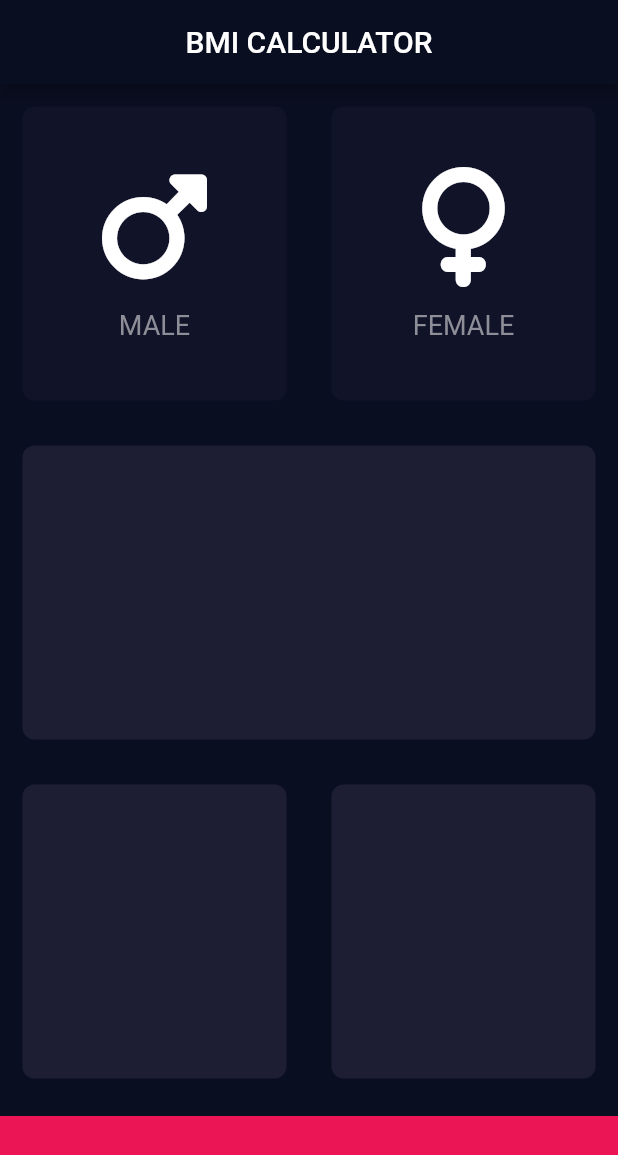
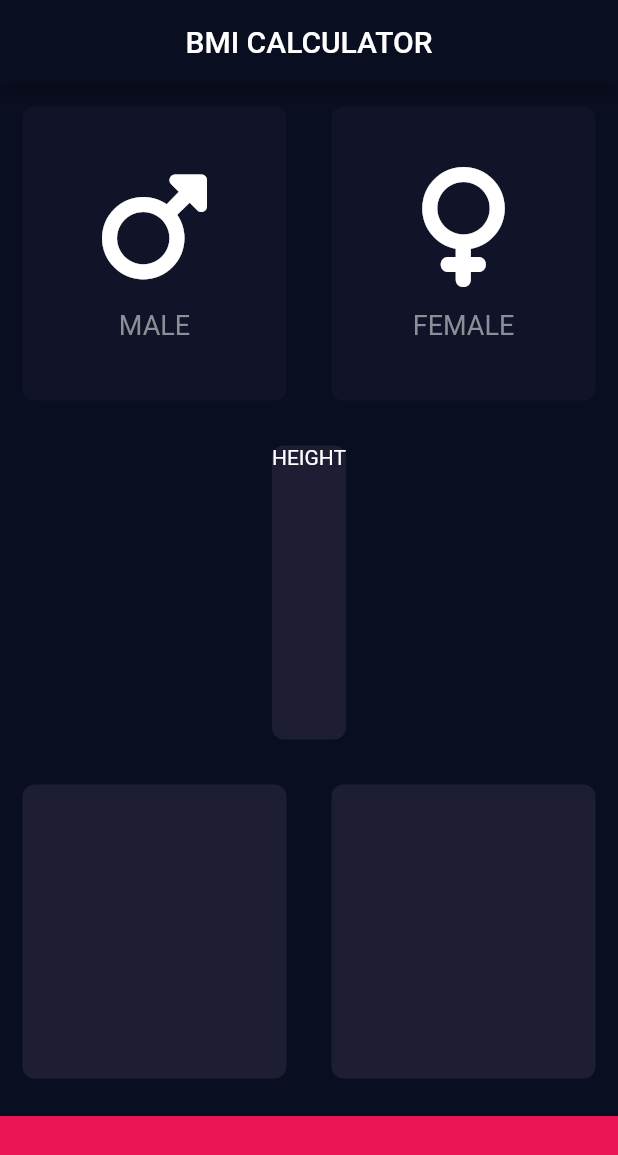
Before and after one commit to g0beze/bmi_calculator, a Flutter app: the screen it shows after launch, on a phone screen of 412 x 824 dp. Shown: the top 1155 px of the screen. Run offline on Flutter 3.47's test engine with Material 2 defaults, Android fonts, the phone set to English and light mode, and no system bars; our stand-ins replace font_awesome_flutter.

Commit message:
updated all the contants name accordingly to convention

```diff
--- /dev/null
+++ b/lib/constants.dart
@@ -0,0 +1,11 @@
+import 'package:flutter/material.dart';
+
+const kBottomContainerHeight = 80.0;
+const Color kDefaultColour = Color(0XFF1D1E33);
+const Color kBottomContainerColour = Color(0XFFEB1555);
+const Color kUnselectedColour = Color(0xFF111328);
+
+const kTxtTextStyle = TextStyle(
+  fontSize: 18.0,
+  color: Color(0xFF8D8E98),
+);
--- a/lib/icon_content.dart
+++ b/lib/icon_content.dart
@@ -1,9 +1,5 @@
 import 'package:flutter/material.dart';
-
-const txtTextStyle = TextStyle(
-  fontSize: 18.0,
-  color: Color(0xFF8D8E98),
-);
+import 'constants.dart';
 
 class IconContent extends StatelessWidget {
   IconContent({required this.icn, required this.txt});
@@ -25,7 +21,7 @@ class IconContent extends StatelessWidget {
         ),
         Text(
           txt,
-          style: txtTextStyle,
+          style: kTxtTextStyle,
         )
       ],
     );
--- a/lib/input_page.dart
+++ b/lib/input_page.dart
@@ -2,11 +2,7 @@ import 'package:flutter/material.dart';
 import 'package:font_awesome_flutter/font_awesome_flutter.dart';
 import 'icon_content.dart';
 import 'reusable_card.dart';
-
-const bottomContainerHeight = 80.0;
-const Color defaultColour = Color(0XFF1D1E33);
-const Color bottomContainerColour = Color(0XFFEB1555);
-const Color unselectedColour = Color(0xFF111328);
+import 'constants.dart';
 
 enum Gender { male, female }
 
@@ -37,8 +33,8 @@ class _InputPageState extends State<InputPage> {
                       });
                     },
                     colour: selectedGender == Gender.male
-                        ? defaultColour
-                        : unselectedColour,
+                        ? kDefaultColour
+                        : kUnselectedColour,
                     cardChild: IconContent(
                       icn: FontAwesomeIcons.mars,
                       txt: 'MALE',
@@ -53,8 +49,8 @@ class _InputPageState extends State<InputPage> {
                       });
                     },
                     colour: selectedGender == Gender.female
-                        ? defaultColour
-                        : unselectedColour,
+                        ? kDefaultColour
+                        : kUnselectedColour,
                     cardChild: IconContent(
                       icn: FontAwesomeIcons.venus,
                       txt: 'FEMALE',
@@ -66,7 +62,12 @@ class _InputPageState extends State<InputPage> {
           ),
           Expanded(
             child: ResuableCard(
-              colour: defaultColour,
+              colour: kDefaultColour,
+              cardChild: Column(
+                children: const [
+                  Text('HEIGHT'),
+                ],
+              ),
             ),
           ),
           Expanded(
@@ -74,22 +75,22 @@ class _InputPageState extends State<InputPage> {
               children: [
                 Expanded(
                   child: ResuableCard(
-                    colour: defaultColour,
+                    colour: kDefaultColour,
                   ),
                 ),
                 Expanded(
                   child: ResuableCard(
-                    colour: defaultColour,
+                    colour: kDefaultColour,
                   ),
                 ),
               ],
             ),
           ),
           Container(
-            color: bottomContainerColour,
+            color: kBottomContainerColour,
             margin: const EdgeInsets.only(top: 10),
             width: double.infinity,
-            height: bottomContainerHeight,
+            height: kBottomContainerHeight,
           )
         ],
       ),
```
